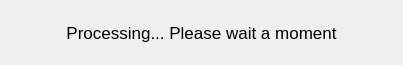
Qt form dissection_photo_2/dissection_photo/ProgressWindow.ui (freesurfer/freesurfer) before a commit.
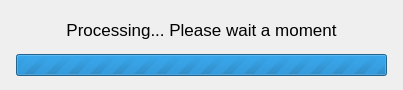
The same form after that commit.

```diff
--- a/dissection_photo_2/dissection_photo/ProgressWindow.ui
+++ b/dissection_photo_2/dissection_photo/ProgressWindow.ui
@@ -7,13 +7,28 @@
     <x>0</x>
     <y>0</y>
     <width>403</width>
-    <height>65</height>
+    <height>90</height>
    </rect>
   </property>
   <property name="windowTitle">
    <string>Frame</string>
   </property>
-  <layout class="QHBoxLayout" name="horizontalLayout">
+  <layout class="QVBoxLayout" name="verticalLayout">
+   <property name="leftMargin">
+    <number>16</number>
+   </property>
+   <property name="topMargin">
+    <number>14</number>
+   </property>
+   <property name="rightMargin">
+    <number>16</number>
+   </property>
+   <property name="bottomMargin">
+    <number>14</number>
+   </property>
+   <property name="spacing">
+    <number>8</number>
+   </property>
    <item>
     <widget class="QLabel" name="label">
      <property name="font">
@@ -29,6 +44,22 @@
      </property>
     </widget>
    </item>
+   <item>
+    <widget class="QProgressBar" name="progressBar">
+     <property name="minimum">
+      <number>0</number>
+     </property>
+     <property name="maximum">
+      <number>0</number>
+     </property>
+     <property name="value">
+      <number>0</number>
+     </property>
+     <property name="textVisible">
+      <bool>false</bool>
+     </property>
+    </widget>
+   </item>
   </layout>
  </widget>
  <resources/>
```
Left out of the diff: 2 changed lines with no effect on the pictures.
